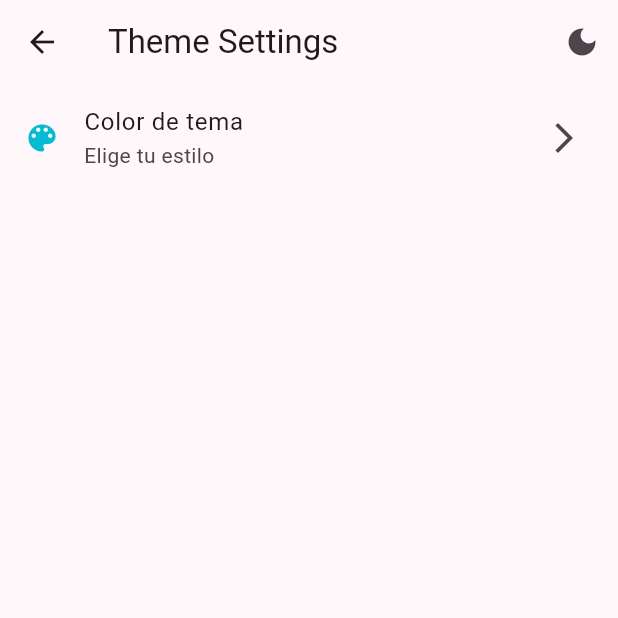
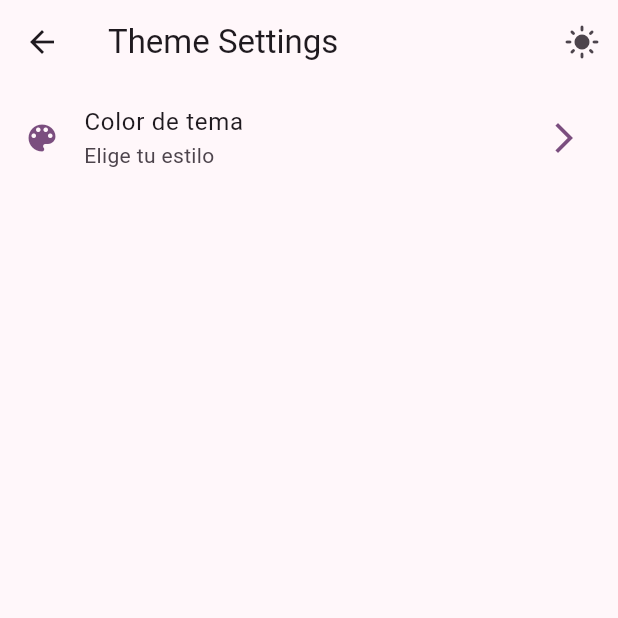
Before and after one commit to Amzsergio/noesis_theme, a Flutter app: the screen it shows after launch, after a tap on "Theme Settings", on a phone screen of 412 x 824 dp, the top half of it. Run offline on Flutter 3.47's test engine with Material 3 defaults, Android fonts, the phone set to English and light mode, and no system bars; our stand-ins replace flutter_riverpod, go_router.

Commit message:
dark mode

```diff
--- a/lib/main.dart
+++ b/lib/main.dart
@@ -16,10 +16,12 @@ class MainApp extends ConsumerWidget {
   @override
   Widget build(BuildContext context, WidgetRef ref) {
     final selectedColor = ref.watch(selectedColorProvider);
+    final isDarkmode = ref.watch(isDarkmodeProvider);
 
     return MaterialApp.router(
       debugShowCheckedModeBanner: false,
-      theme: AppTheme(selectedColor: selectedColor).getTheme(),
+      theme: AppTheme(selectedColor: selectedColor, isDarkmode: isDarkmode)
+          .getTheme(),
       routerConfig: appRouter,
     );
   }
--- a/lib/presentation/screens/theme/theme_settings_screen.dart
+++ b/lib/presentation/screens/theme/theme_settings_screen.dart
@@ -1,18 +1,27 @@
 import 'package:flutter/material.dart';
+import 'package:flutter_riverpod/flutter_riverpod.dart';
 import 'package:noesis_theme/config/menu/theme_menu/theme_menu.dart';
+import 'package:noesis_theme/presentation/providers/theme_provider.dart';
 import 'package:noesis_theme/presentation/widgets/custom_list_tile_widget.dart';
 
-class ThemeSettingsScreen extends StatelessWidget {
+class ThemeSettingsScreen extends ConsumerWidget {
   const ThemeSettingsScreen({super.key});
   static const String name = 'theme-settings';
 
   @override
-  Widget build(BuildContext context) {
+  Widget build(BuildContext context, WidgetRef ref) {
+    final isDarkmode = ref.watch(isDarkmodeProvider);
+
     return Scaffold(
       appBar: AppBar(
         title: const Text("Theme Settings"),
         actions: [
-          IconButton(onPressed: () {}, icon: const Icon(Icons.dark_mode))
+          IconButton(
+            icon: Icon(isDarkmode ? Icons.dark_mode : Icons.light_mode),
+            onPressed: () {
+              ref.read(isDarkmodeProvider.notifier).update((state) => !state);
+            },
+          )
         ],
       ),
       body: const _ThemeScreen(),
--- a/lib/presentation/widgets/custom_list_tile_widget.dart
+++ b/lib/presentation/widgets/custom_list_tile_widget.dart
@@ -12,14 +12,18 @@ class CustomListTileWidget extends StatelessWidget {
 
   @override
   Widget build(BuildContext context) {
+    final colors = Theme.of(context).colorScheme;
     return ListTile(
       leading: Icon(
         menuItem.icon,
-        color: Colors.cyan,
+        color: colors.primary,
       ),
       title: Text(menuItem.title),
       subtitle: Text(menuItem.subTitle),
-      trailing: const Icon(Icons.arrow_forward_ios),
+      trailing: Icon(
+        Icons.arrow_forward_ios,
+        color: colors.primary,
+      ),
       onTap: () {
         context.push(menuItem.link);
       },
```
